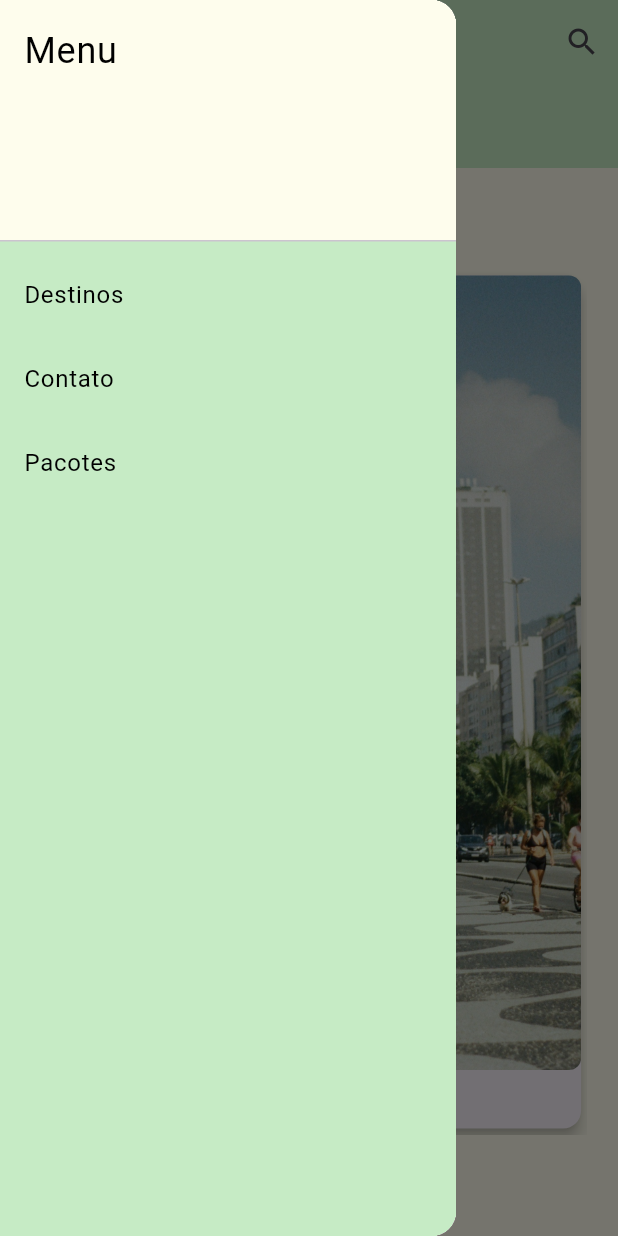
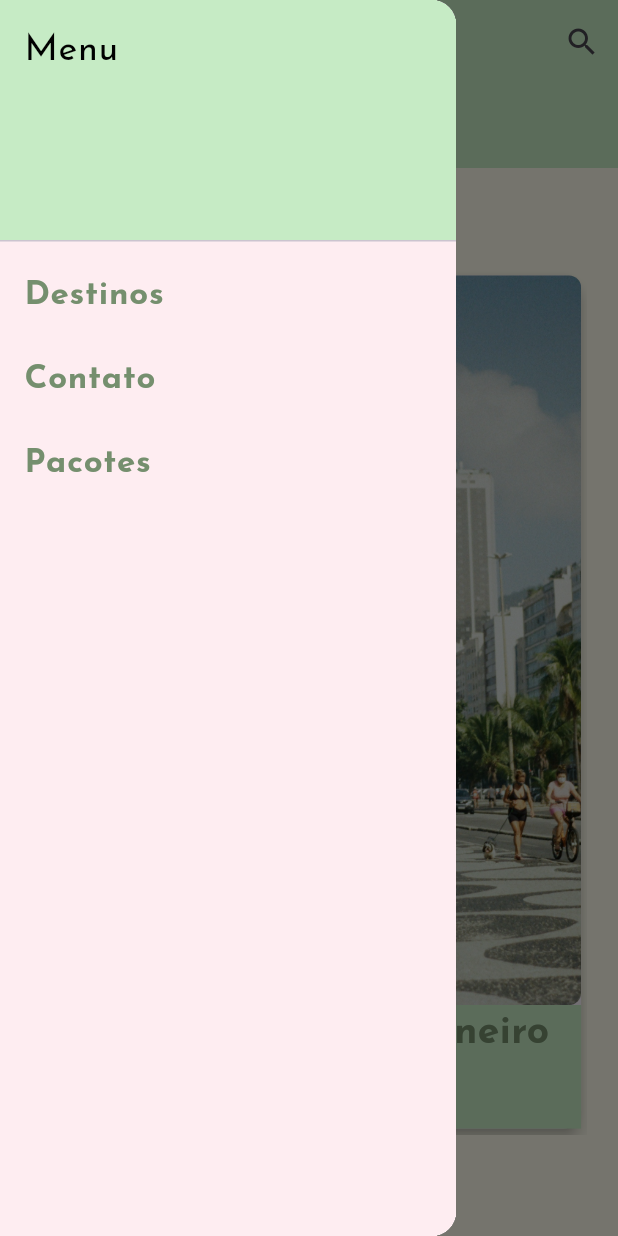
Before and after one commit to IsraelHamdan/missao-praica-lvl2, a Flutter app: the screen it shows after launch, with the side drawer open, on a phone screen of 412 x 824 dp. Run offline on Flutter 3.47's test engine with Material 3 defaults, Android fonts, the phone set to English and light mode, and no system bars; our stand-ins replace google_fonts.

Commit message:
Implementação da lista de destinos

```diff
--- a/lib/banner/banner.dart
+++ b/lib/banner/banner.dart
@@ -15,7 +15,7 @@ class BannerWidget extends StatelessWidget {
         backgroundColor: const Color(0xFFC6EBC5),
       ),
       body: Center(
-        child: Container(
+        child: SizedBox(
           width: MediaQuery.of(context).size.width * 0.9,
           height: MediaQuery.of(context).size.height * 0.7,
           child: Column(
@@ -54,12 +54,15 @@ class BannerWidget extends StatelessWidget {
                                 ),
                               ),
                             ),
-                            Padding(
-                              padding: const EdgeInsets.all(8.0),
+                            Container(
+                              width: double.infinity,
+                              height: MediaQuery.of(context).size.height * 0.1,
+                              color: const Color(0xFFC6EBC5),
                               child: Text(
                                 pacotesViagem[index].nome,
                                 style: const TextStyle(
-                                  fontSize: 16,
+                                  color: Color.fromARGB(255, 117, 143, 110),
+                                  fontSize: 26,
                                   fontWeight: FontWeight.bold,
                                 ),
                                 textAlign: TextAlign.center,
--- /dev/null
+++ b/lib/destinos/destinoClass.dart
@@ -0,0 +1,23 @@
+import 'package:missaopratica/fotos/fotos.dart';
+import 'package:missaopratica/fotos/interface.dart';
+
+class Destino implements TemFotos {
+  final int id;
+  final String nome;
+  final List<String> hoteis;
+  final double avaliacoes;
+  final List<Fotos> imagens;
+  final String descricao;
+
+  Destino(
+      {required this.id,
+      required this.nome,
+      required this.avaliacoes,
+      required this.hoteis,
+      required this.imagens,
+      required this.descricao});
+  @override
+  List<Fotos> obterFotos() {
+    return imagens;
+  }
+}
--- /dev/null
+++ b/lib/destinos/destinosData.dart
@@ -0,0 +1,233 @@
+import 'package:missaopratica/destinos/destinoClass.dart';
+import 'package:missaopratica/fotos/fotos.dart';
+
+List<Destino> destinosData = [
+  Destino(
+      id: 1,
+      nome: 'Jalapão',
+      avaliacoes: 10.0,
+      hoteis: const [
+        'Pousada do Jalapão',
+        'Pousada Aconchego',
+        'Jalapão Eco Resort',
+        'Pousada Canto do Jalapão',
+        'Pousada Toca do Jalapão'
+      ],
+      imagens: [
+        Fotos(
+            foto1: 'assets/Jalapao-1.jpg',
+            foto2: 'assets/Jalapao-2.jpg',
+            foto3: 'assets/Jalapao-4.jpg')
+      ],
+      descricao:
+          'Descubra as belezas naturais do Jalapão, onde desertos dourados se encontram com cachoeiras exuberantes e dunas imponentes. Ideal para os amantes de aventura e natureza, oferece trilhas inesquecíveis, lagoas de águas cristalinas e uma rica cultura local. Venha se perder em sua essência!'),
+  Destino(
+      id: 2,
+      nome: 'Salvador',
+      avaliacoes: 9.5,
+      hoteis: const [
+        'Hotel Bahia do Sol',
+        'Pestana Convento do Carmo',
+        'Ibis Styles Salvador',
+        'Hotel Villa Bahia',
+        'Mercure Salvador Rio Vermelho'
+      ],
+      imagens: [
+        Fotos(
+            foto1: 'assets/Salvador-1.jpg',
+            foto2: 'assets/Salvador-1.jpg',
+            foto3: 'assets/Salvador-1.jpg')
+      ],
+      descricao:
+          'A vibrante Salvador é um verdadeiro caldeirão cultural, repleto de música, arte e gastronomia. Explore o centro histórico, admire as cores do Pelourinho e aproveite as deliciosas iguarias baianas. Não perca a chance de se encantar com as festas e a alegria contagiante dessa cidade à beira-mar.'),
+  Destino(
+      id: 3,
+      nome: 'Rio de Janeiro',
+      avaliacoes: 9.0,
+      hoteis: const [
+        'Copacabana Palace',
+        'Windsor Excelsior Hotel',
+        'Hotel Fasano Rio de Janeiro',
+        'Ibis Copacabana',
+        'Hilton Rio de Janeiro Copacabana'
+      ],
+      imagens: [
+        Fotos(
+            foto1: 'assets/RioDeJaneiro-1.jpg',
+            foto2: 'assets/RioDeJaneiro-2.jpg',
+            foto3: 'assets/RioDeJaneiro-3.jpg')
+      ],
+      descricao:
+          'O Rio de Janeiro é sinônimo de beleza e diversidade. Com suas praias icônicas como Copacabana e Ipanema, o Cristo Redentor e o Pão de Açúcar, a cidade oferece uma mistura única de natureza e urbanidade. Aproveite a vida noturna agitada e a calorosa hospitalidade carioca.'),
+  Destino(
+      id: 4,
+      nome: 'Trancoso',
+      avaliacoes: 9.7,
+      hoteis: const [
+        'UXUA Casa Hotel & Spa',
+        'Pousada Etnia',
+        'Pousada Porto Seguro',
+        'Pousada Quarto Crescente',
+        'Casa Dela'
+      ],
+      imagens: [
+        Fotos(
+            foto1: 'assets/Trancoso-1.jpg',
+            foto2: 'assets/Trancoso-2.jpg',
+            foto3: 'assets/Trancoso-3.jpg')
+      ],
+      descricao:
+          'Trancoso é um paraíso tropical com praias deslumbrantes e um charme rústico. Caminhe pelo Quadrado, com suas casinhas coloridas, e relaxe nas areias brancas das praias. É o lugar perfeito para quem busca tranquilidade e contato com a natureza, em um cenário idílico.'),
+  Destino(
+      id: 5,
+      nome: 'Gramado',
+      avaliacoes: 9.8,
+      hoteis: const [
+        'Hotel Ritta Höppner',
+        'Hotel Casa da Montanha',
+        'Wish Serrano Resort',
+        'Bavaria Sport Hotel',
+        'Hotel Prodigy Gramado'
+      ],
+      imagens: [
+        Fotos(
+            foto1: 'assets/Gramado-1.jpg',
+            foto2: 'assets/Gramado-2.jpg',
+            foto3: 'assets/Gramado-3.jpg')
+      ],
+      descricao:
+          'Encante-se com Gramado, a charmosa cidade da Serra Gaúcha, famosa por suas paisagens europeias e eventos culturais. Saboreie chocolates artesanais e desfrute de festivais de inverno. Com suas flores e clima aconchegante, é o destino ideal para momentos românticos e relaxantes.'),
+  Destino(
+      id: 6,
+      nome: 'Canela',
+      avaliacoes: 9.4,
+      hoteis: const [
+        'Hotel Pousada do Vale',
+        'Pousada Canto da Floresta',
+        'Hotel Bergson',
+        'Hotel Fazenda Pampas',
+        'Hotel Varanda das Bromélias'
+      ],
+      imagens: [
+        Fotos(
+            foto1: 'assets/Canela-1.jpg',
+            foto2: 'assets/Canela-2.jpg',
+            foto3: 'assets/Canela-3.jpg')
+      ],
+      descricao:
+          'A menos de 10 km de Gramado, Canela é um destino de belezas naturais impressionantes. Com suas cascatas, parques e a icônica Catedral de Pedra, oferece um refúgio perfeito para os amantes da natureza. Explore trilhas, mirantes e viva momentos de pura serenidade.'),
+  Destino(
+      id: 7,
+      nome: 'Recife',
+      avaliacoes: 9.1,
+      hoteis: const [
+        'Grand Mercure Recife Boa Viagem',
+        'Transamerica Prestige Beach Class',
+        'Radisson Hotel Recife',
+        'Hotel Atlante Plaza',
+        'Hotel Jangadeiro'
+      ],
+      imagens: [
+        Fotos(
+            foto1: 'assets/Recife-1.jpg',
+            foto2: 'assets/Recife-2.jpg',
+            foto3: 'assets/Recife-3.jpg')
+      ],
+      descricao:
+          'Recife é uma cidade vibrante, onde a tradição e a modernidade se encontram. Conhecida como a Veneza Brasileira, oferece uma rica história, arte e cultura. Desfrute das festas populares, do artesanato e das deliciosas iguarias locais enquanto explora suas belas praias.'),
+  Destino(
+      id: 8,
+      nome: 'Ilhéus',
+      avaliacoes: 9.2,
+      hoteis: const [
+        'Hotel Aldeia do Mar',
+        'Hotel La Dolce Vita',
+        'Cana Brava Resort',
+        'Ilhéus Praia Hotel',
+        'Hotel Marina'
+      ],
+      descricao:
+          'Ilhéus, com suas praias de areia fina e palmeiras, é o destino ideal para relaxar e apreciar a natureza. Conhecida pela sua história ligada ao cacau, a cidade oferece rica cultura, gastronomia e um clima tropical perfeito para quem busca descanso e diversão.',
+      imagens: [
+        Fotos(
+            foto1: 'assets/Ilheus-1.jpg',
+            foto2: 'assets/Ilheus-2.jpg',
+            foto3: 'assets/Ilheus-3.jpg')
+      ]),
+  Destino(
+      id: 9,
+      nome: 'Fortaleza',
+      avaliacoes: 9.3,
+      hoteis: const [
+        'Gran Mareiro Hotel',
+        'Seara Praia Hotel',
+        'Hotel Dom Pedro Laguna',
+        'Ibis Styles Fortaleza',
+        'Hotel Praia Centro'
+      ],
+      descricao:
+          'Fortaleza é o destino perfeito para os amantes de praia e cultura. Com suas extensas praias, vida noturna vibrante e rica gastronomia, oferece tudo o que você precisa para uma escapada inesquecível. Não deixe de explorar a cultura local e as feiras de artesanato.',
+      imagens: [
+        Fotos(
+            foto1: 'assets/Fortaleza-1.jpg',
+            foto2: 'assets/Fortaleza-2.jpg',
+            foto3: 'assets/Fortaleza-3.jpeg')
+      ]),
+  Destino(
+      id: 10,
+      nome: 'Maragogi',
+      avaliacoes: 9.6,
+      hoteis: const [
+        'Hotel Praia Dourada',
+        'Salinas do Maragogi All Inclusive Resort',
+        'Pousada Olho D´Água',
+        'Pousada Maragogi',
+        'Hotel Maragogi'
+      ],
+      descricao:
+          'Maragogi é o paraíso das piscinas naturais, onde as águas cristalinas e os corais formam um espetáculo único. Ideal para mergulhos e snorkel, a cidade oferece tranquilidade e beleza natural. Venha relaxar nas praias e aproveitar o sol em um cenário de tirar o fôlego.',
+      imagens: [
+        Fotos(
+            foto1: 'assets/Maragogi-1.jpeg',
+            foto2: 'assets/Maragogi-2.jpeg',
+            foto3: 'assets/Maragogi-3.jpeg')
+      ]),
+  Destino(
+      id: 11,
+      nome: 'Porto de Galinhas',
+      avaliacoes: 9.9,
+      hoteis: const [
+        'Enotel Acqua Club Porto de Galinhas',
+        'Pousada Ecoporto',
+        'Hotel Village Porto de Galinhas',
+        'Marulhos Suites Resort',
+        'Pousada Tabapitanga'
+      ],
+      descricao:
+          'Porto de Galinhas é um destino de sonho, famoso por suas águas mornas e piscinas naturais. Com uma variedade de atividades aquáticas, você pode relaxar ou se aventurar. As belezas naturais e a infraestrutura acolhedora fazem deste um lugar perfeito para férias em família ou românticas',
+      imagens: [
+        Fotos(
+            foto1: 'assets/PortoDeGalinhas-1.jpg',
+            foto2: 'assets/PortoDeGalinhas-2.jpg',
+            foto3: 'assets/PortoDeGalinhas-3.jpg')
+      ]),
+  Destino(
+      id: 12,
+      nome: 'Porto Seguro',
+      avaliacoes: 9.4,
+      hoteis: const [
+        'Transamérica Porto Seguro',
+        'Pousada Coqueiros',
+        'Pousada Arraial do Ouro',
+        'La Torre Resort',
+        'Hotel Solar do Imperador'
+      ],
+      descricao:
+          'Porto Seguro combina história e belezas naturais, sendo o berço do Brasil. Com suas praias paradisíacas e uma vida noturna agitada, a cidade atrai todos os tipos de viajantes. Explore a rica cultura local e não deixe de experimentar a culinária baiana em um ambiente descontraído.',
+      imagens: [
+        Fotos(
+            foto1: 'assets/PortoSeguro-1.jpg',
+            foto2: 'assets/PortoSeguro-2.jpg',
+            foto3: 'assets/PortoSeguro-3.jpg')
+      ]),
+];
--- /dev/null
+++ b/lib/fotos/interface.dart
@@ -0,0 +1,5 @@
+import 'package:missaopratica/fotos/fotos.dart';
+
+abstract class TemFotos {
+  List<Fotos> obterFotos();
+}
--- a/lib/header/header.dart
+++ /dev/null
@@ -1,44 +0,0 @@
-import 'package:flutter/material.dart';
-
-class Header extends StatelessWidget {
-  const Header({super.key});
-  @override
-  Widget build(BuildContext context) {
-    return Drawer(
-      child: Container(
-        color: const Color(0xFFC6EBC5),
-        child: ListView(
-          padding: EdgeInsets.zero,
-          children: [
-            const DrawerHeader(
-              decoration: BoxDecoration(color: Color(0xFFFEFDED)),
-              child: Text(
-                'Menu',
-                style: TextStyle(color: Colors.black, fontSize: 24),
-              ),
-            ),
-            ListTile(
-              title:
-                  const Text('Destinos', style: TextStyle(color: Colors.black)),
-              onTap: () => {Navigator.pushNamed(context, '/destinos')},
-            ),
-            ListTile(
-              title:
-                  const Text('Contato', style: TextStyle(color: Colors.black)),
-              onTap: () {
-                Navigator.pushNamed(context, '/contato');
-              },
-            ),
-            ListTile(
-              title:
-                  const Text('Pacotes', style: TextStyle(color: Colors.black)),
-              onTap: () {
-                Navigator.pushNamed(context, '/sobre');
-              },
-            )
-          ],
-        ),
-      ),
-    );
-  }
-}
--- a/lib/home/home.dart
+++ b/lib/home/home.dart
@@ -1,7 +1,7 @@
 import 'package:flutter/material.dart';
 import 'package:missaopratica/banner/banner.dart';
 import 'package:missaopratica/searchBar/searchBar.dart';
-import '../header/header.dart';
+import 'package:missaopratica/sidebar/sidebar.dart';
 import 'package:missaopratica/pacotes/pacotesData.dart';
 
 class Home extends StatelessWidget {
@@ -10,7 +10,7 @@ class Home extends StatelessWidget {
   Widget build(BuildContext context) {
     return Scaffold(
       appBar: AppBar(
-        title: Text('Home'),
+        title: const Text('Home'),
         backgroundColor: const Color(0xFFC6EBC5),
         actions: [
           IconButton(
@@ -21,7 +21,7 @@ class Home extends StatelessWidget {
               icon: const Icon(Icons.search))
         ],
       ),
-      drawer: Header(),
+      drawer: Sidebar(),
       body: Center(
         child: BannerWidget(pacotesViagem: pacotesViagem),
       ),
--- a/lib/main.dart
+++ b/lib/main.dart
@@ -1,4 +1,5 @@
 import 'package:flutter/material.dart';
+import 'package:google_fonts/google_fonts.dart';
 import 'home/home.dart';
 
 void main() {
@@ -12,12 +13,15 @@
   @override
   Widget build(BuildContext context) {
     return MaterialApp(
-      title: 'Flutter Demo',
+      title: 'Vamos Viajar',
       theme: ThemeData(
         colorScheme: ColorScheme.fromSeed(seedColor: Colors.deepPurple),
         useMaterial3: true,
-        scaffoldBackgroundColor:
-            Color(0xFFFEFDED), // Definir a cor de fundo personalizada
+        scaffoldBackgroundColor: const Color(0xFFFEFDED),
+        textTheme: GoogleFonts.josefinSansTextTheme(
+          // Aplicar Josefin Sans globalmente
+          Theme.of(context).textTheme,
+        ),
       ),
       home: Home(),
     );
--- a/lib/pacotes/pacotesData.dart
+++ b/lib/pacotes/pacotesData.dart
@@ -1,4 +1,5 @@
 import './pacotesClass.dart';
+import 'package:missaopratica/fotos/fotos.dart';
 
 List<PacoteViagem> pacotesViagem = [
   PacoteViagem(
--- a/lib/pacotes/pacotes_data.dart
+++ b/lib/pacotes/pacotes_data.dart
@@ -1,4 +1,5 @@
 import './pacotesClass.dart';
+import 'package:missaopratica/fotos/fotos.dart';
 
 List<PacoteViagem> pacotesViagem = [
   PacoteViagem(
--- /dev/null
+++ b/lib/sidebar/sidebar.dart
@@ -0,0 +1,64 @@
+import 'package:flutter/material.dart';
+import 'package:missaopratica/destinos/destinoClass.dart';
+import 'package:missaopratica/destinos/destinosCard.dart';
+import 'package:missaopratica/destinos/destinosData.dart';
+
+class Sidebar extends StatelessWidget {
+  const Sidebar({super.key});
+  @override
+  Widget build(BuildContext context) {
+    List<Destino> destinos = destinosData;
+    return Drawer(
+      child: Container(
+        color: const Color.fromARGB(255, 254, 237, 241),
+        child: ListView(
+          padding: EdgeInsets.zero,
+          children: [
+            const DrawerHeader(
+              decoration: BoxDecoration(color: const Color(0xFFC6EBC5)),
+              child: Text(
+                'Menu',
+                style: TextStyle(color: Colors.black, fontSize: 24),
+              ),
+            ),
+            ListTile(
+              title: const Text(
+                'Destinos',
+                style: TextStyle(
+                    color: Color.fromARGB(255, 117, 143, 110),
+                    fontWeight: FontWeight.bold,
+                    fontSize: 22),
+              ),
+              onTap: () => {
+                Navigator.push(
+                    context,
+                    MaterialPageRoute(
+                        builder: (context) => DestinosCard(destinos: destinos)))
+              },
+            ),
+            ListTile(
+              title: const Text('Contato',
+                  style: TextStyle(
+                      color: Color.fromARGB(255, 117, 143, 110),
+                      fontWeight: FontWeight.bold,
+                      fontSize: 22)),
+              onTap: () {
+                Navigator.pushNamed(context, '/contato');
+              },
+            ),
+            ListTile(
+              title: const Text('Pacotes',
+                  style: TextStyle(
+                      color: Color.fromARGB(255, 117, 143, 110),
+                      fontWeight: FontWeight.bold,
+                      fontSize: 22)),
+              onTap: () {
+                Navigator.pushNamed(context, '/sobre');
+              },
+            )
+          ],
+        ),
+      ),
+    );
+  }
+}
--- a/pubspec.yaml
+++ b/pubspec.yaml
@@ -12,12 +12,12 @@ dependencies:
   flutter:
     sdk: flutter
   cupertino_icons: ^1.0.8
+  google_fonts: ^5.0.0
 
 dev_dependencies:
   flutter_test:
     sdk: flutter
   flutter_lints: ^4.0.0
-  google_fonts: ^4.0.3
 
 flutter:
   uses-material-design: true
```
Also changed, not shown: lib/contato/contatoData.dart (added, +9 -0 lines), lib/contato/contatoPage.dart (added, +19 -0 lines), lib/destinos/destinoPage.dart (added, +14 -0 lines), lib/destinos/destinosCard.dart (added, +127 -0 lines), lib/fotos/fotos.dart (added, +21 -0 lines), lib/pacotes/pacotePage.dart (+20 -6 lines), lib/pacotes/pacotesClass.dart (+2 -8 lines), pubspec.lock.
